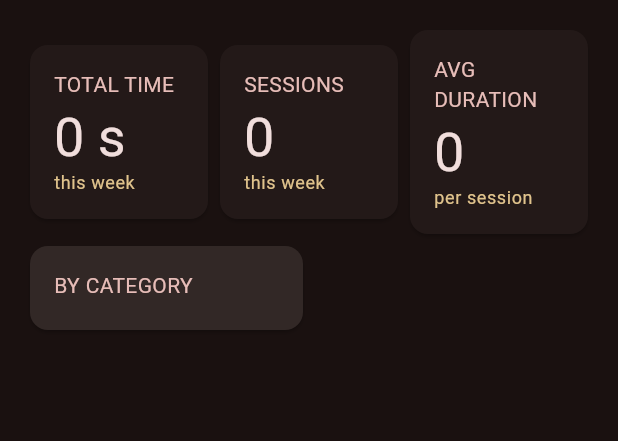
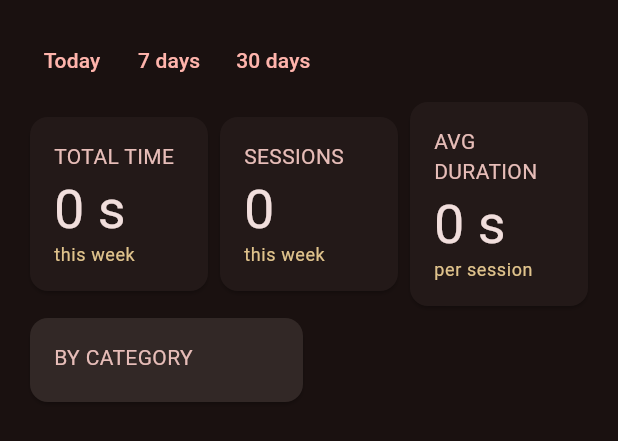
Before and after one commit to julianty/flutter-pomodoro, a Flutter app: the DashboardScreen widget shown alone on an empty page, opened directly, on a phone screen of 412 x 824 dp. Shown: the top 441 px of the screen. Run offline on Flutter 3.47's test engine with Material 3 defaults, Android fonts, the phone set to English and light mode, and no system bars; our stand-ins replace audioplayers, cloud_firestore, firebase_auth, firebase_core, fl_chart; accounts and stored records are empty.

Commit message:
Update dashboard screen

```diff
--- a/lib/features/dashboard/dashboard_screen.dart
+++ b/lib/features/dashboard/dashboard_screen.dart
@@ -9,8 +9,63 @@ import 'package:flutter_pomodoro/services/firestore_service.dart';
 import 'package:flutter_pomodoro/shared/section_card.dart';
 import 'package:flutter_pomodoro/models/session_doc.dart';
 
-class DashboardScreen extends StatelessWidget {
+enum _TimeWindow {
+  today(0),
+  sevenDays(7),
+  thirtyDays(30);
+
+  final int days;
+  const _TimeWindow(this.days);
+}
+
+class DashboardScreen extends StatefulWidget {
   const DashboardScreen({super.key});
+
+  @override
+  State<DashboardScreen> createState() => _DashboardScreenState();
+}
+
+class _DashboardScreenState extends State<DashboardScreen> {
+  _TimeWindow timeWindow = _TimeWindow.sevenDays;
+
+  DateTime computeStartDate(_TimeWindow timeWindow) {
+    return DateTime.now().subtract(Duration(days: timeWindow.days));
+  }
+
+  void handleTimeWindowSelect(_TimeWindow window) {
+    setState(() {
+      timeWindow = window;
+    });
+  }
+
+  String computeTimeString(int seconds) {
+    Duration totalDuration = Duration(seconds: seconds);
+    if (totalDuration.compareTo(Duration(minutes: 1)) < 0) {
+      // total duration is less than a minute
+      return '$seconds s';
+    }
+    if (totalDuration.compareTo(Duration(hours: 1)) < 0) {
+      // total duration is less than 1 hour
+      int minutes = totalDuration.inMinutes;
+      int leftoverSeconds = totalDuration.inSeconds - minutes * 60;
+      return '$minutes m $leftoverSeconds s';
+    }
+    // Total duration is greater than 1 hour
+    int hours = totalDuration.inHours;
+    int leftoverMinutes = totalDuration.inMinutes - hours * 60;
+    return '$hours h $leftoverMinutes m';
+  }
+
+  String timeWindowString(_TimeWindow window) {
+    switch (window) {
+      case _TimeWindow.today:
+        return 'today';
+      case _TimeWindow.sevenDays:
+        return 'this week';
+      case _TimeWindow.thirtyDays:
+        return 'last 30 days';
+    }
+  }
 
   @override
   Widget build(BuildContext context) {
@@ -27,7 +82,10 @@ class DashboardScreen extends StatelessWidget {
           );
         }
         return StreamBuilder(
-          stream: FirestoreService().watchSessions(user.uid),
+          stream: FirestoreService().watchSessionsAfterDate(
+            user.uid,
+            computeStartDate(timeWindow),
+          ),
           builder: (context, sessionDocsSnapshot) {
             if (sessionDocsSnapshot.hasError) {
               return const Center(child: Text('Something went wrong'));
@@ -66,6 +124,26 @@ class DashboardScreen extends StatelessWidget {
                   padding: const EdgeInsets.all(16),
                   child: Column(
                     children: [
+                      // Time window selectors
+                      Row(
+                        children: [
+                          TextButton(
+                            onPressed: () =>
+                                handleTimeWindowSelect(_TimeWindow.today),
+                            child: Text('Today'),
+                          ),
+                          TextButton(
+                            onPressed: () =>
+                                handleTimeWindowSelect(_TimeWindow.sevenDays),
+                            child: Text('7 days'),
+                          ),
+                          TextButton(
+                            onPressed: () =>
+                                handleTimeWindowSelect(_TimeWindow.thirtyDays),
+                            child: Text('30 days'),
+                          ),
+                        ],
+                      ),
                       // Top row of cards
                       Row(
                         children: [
@@ -77,13 +155,13 @@ class DashboardScreen extends StatelessWidget {
                                 children: [
                                   Text(
                                     style: textTheme.displaySmall,
-                                    '$totalTime s',
+                                    computeTimeString(totalTime),
                                   ),
                                   Text(
                                     style: textTheme.bodySmall?.copyWith(
                                       color: colorScheme.tertiary,
                                     ),
-                                    'this week',
+                                    timeWindowString(timeWindow),
                                   ),
                                 ],
                               ),
@@ -103,8 +181,7 @@ class DashboardScreen extends StatelessWidget {
                                     style: textTheme.bodySmall?.copyWith(
                                       color: colorScheme.tertiary,
                                     ),
-
-                                    'this week',
+                                    timeWindowString(timeWindow),
                                   ),
                                 ],
                               ),
@@ -118,7 +195,7 @@ class DashboardScreen extends StatelessWidget {
                                 children: [
                                   Text(
                                     style: textTheme.displaySmall,
-                                    '${avgSessionLength.round()}',
+                                    computeTimeString(avgSessionLength.round()),
                                   ),
                                   Text(
                                     style: textTheme.bodySmall?.copyWith(
--- a/lib/services/firestore_service.dart
+++ b/lib/services/firestore_service.dart
@@ -61,6 +61,30 @@ class FirestoreService {
           toFirestore: SessionDoc.toFirestore,
         )
         .where("startedAt", isGreaterThan: todayMidnight);
+    Stream<QuerySnapshot<SessionDoc>> completedSessionsSnapshot =
+        userCompletedSessions.snapshots();
+
+    Stream<List<SessionDoc>> sessionDocStream = completedSessionsSnapshot.map(
+      (snapshot) => [for (var doc in snapshot.docs) doc.data()],
+    );
+    return sessionDocStream;
+  }
+
+  Stream<List<SessionDoc>> watchSessionsAfterDate(
+    String uid,
+    DateTime startDate,
+  ) {
+    final Timestamp startDateMidnight = Timestamp.fromDate(
+      DateTime(startDate.year, startDate.month, startDate.day),
+    );
+
+    Query<SessionDoc> userCompletedSessions = firestore
+        .collection('users/$uid/sessions')
+        .withConverter<SessionDoc>(
+          fromFirestore: SessionDoc.fromFirestore,
+          toFirestore: SessionDoc.toFirestore,
+        )
+        .where("startedAt", isGreaterThan: startDateMidnight);
     Stream<QuerySnapshot<SessionDoc>> completedSessionsSnapshot =
         userCompletedSessions.snapshots();
 
```
Also changed, not shown: 2 other files.
